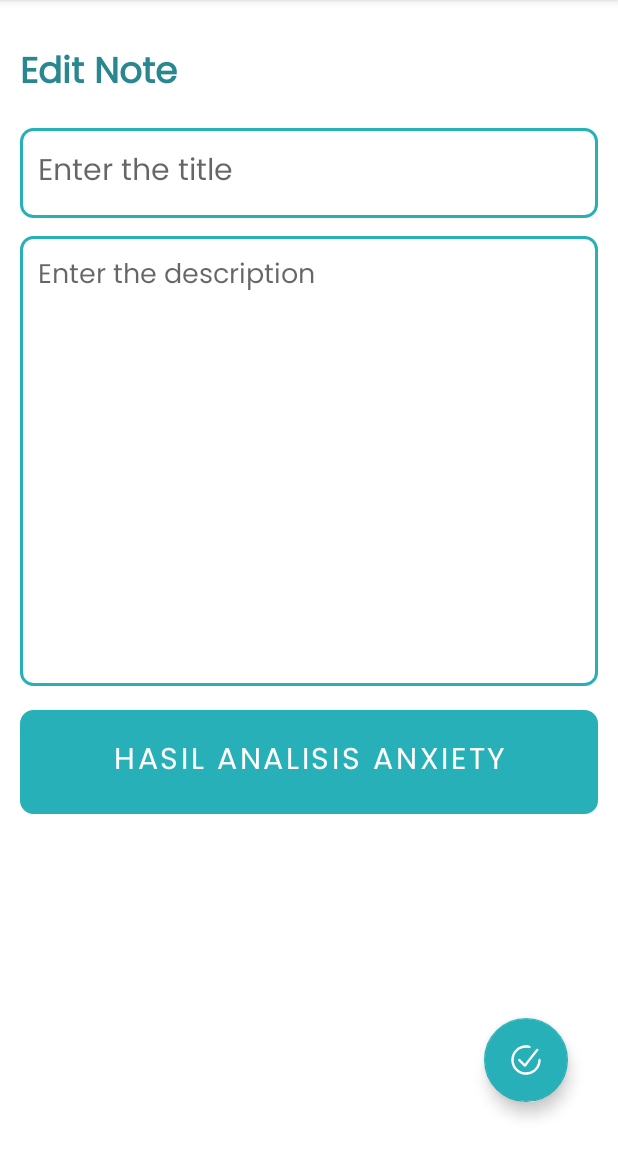
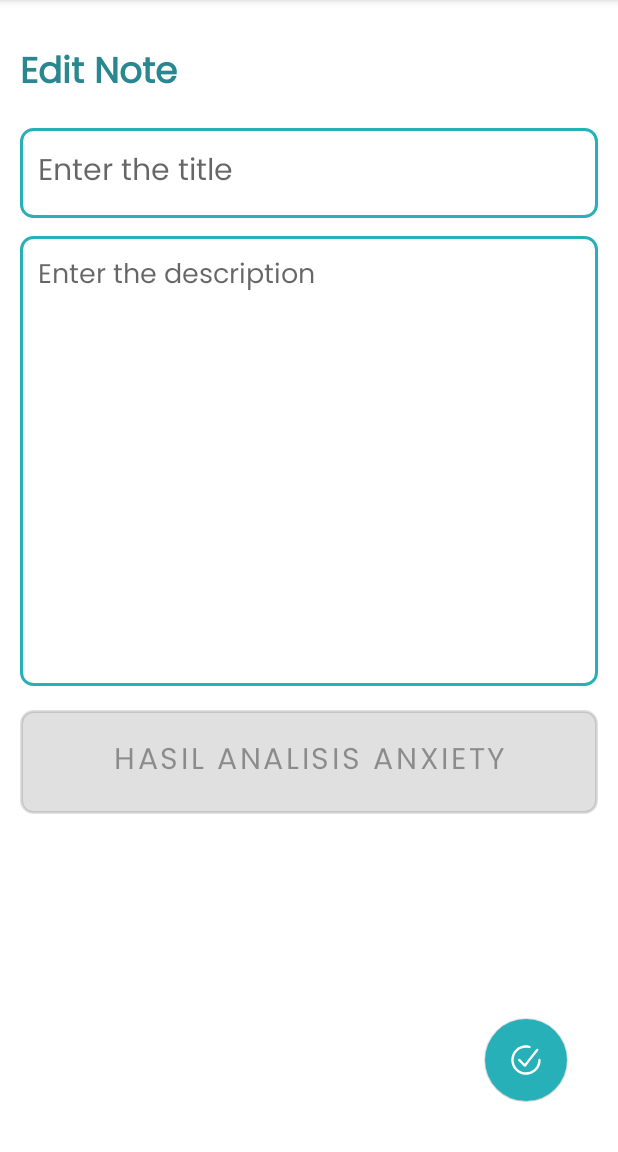
Before and after one commit to Dull04/EquilibrareApp, an Android app: the EditNoteFragment screen opened through its navigation route, after a tap on "HASIL ANALISIS ANXIETY", on a phone screen of 412 x 824 dp, the part 84-1236 px from its top. Run offline under Robolectric (Android 15) with nearby library versions, the phone set to English and light mode, and no system bars; our stand-ins replace Room's generated code, data binding; 9 statements that could not run were skipped.

Commit message:
menambah logic loading dan merubah formatting

```diff
--- a/app/src/main/java/com/example/equilibrareapp/fragments/EditNoteFragment.kt
+++ b/app/src/main/java/com/example/equilibrareapp/fragments/EditNoteFragment.kt
@@ -88,22 +88,33 @@ class EditNoteFragment : Fragment(R.layout.fragment_edit_note), MenuProvider {
             }
         }
         binding.ButtonHasilAnalisis.setOnClickListener {
+            showLoading(true)
+
             val diaryTitle = binding.editNoteTitle.text.toString()
             val diaryDesc = binding.editNoteDesc.text.toString()
             val predReq = PredictRequest(diaryTitle, diaryDesc)
-            val client = getApiService().predict("${preferenceHelper.getUserToken()}", predReq)
+            val token = "Bearer ${preferenceHelper.getUserToken().toString()}"
+
+            val client = getApiService().predict(token, predReq)
             client.enqueue(object : Callback<PredictResponse> {
                 override fun onResponse(
                     call: Call<PredictResponse>,
                     response: Response<PredictResponse>
                 ) {
+                    showLoading(false)
                     if (response.isSuccessful) {
                         val responseBody = response.body()
                         if (responseBody != null) {
-                            binding.tvResult.setText(responseBody.prediction.toString())
+                            val pred = "%.2f%%".format(responseBody.prediction * 100)
+                            val label = responseBody.label
+                            binding.tvResult.setText("Hasil prediksi menunjukan: $label \nDengan persentase: $pred")
                             binding.ButtonHasilAnalisis.visibility = View.GONE
                             binding.tvResult.visibility = View.VISIBLE
-                            Toast.makeText(requireContext(), "Prediksi Berhasil", Toast.LENGTH_SHORT)
+                            Toast.makeText(
+                                requireContext(),
+                                "Prediksi Berhasil",
+                                Toast.LENGTH_SHORT
+                            )
                                 .show()
                         } else {
                             Toast.makeText(
@@ -113,7 +124,7 @@ class EditNoteFragment : Fragment(R.layout.fragment_edit_note), MenuProvider {
                             ).show()
                         }
                     } else {
-                        Log.e("Predict","Token: ${preferenceHelper.getUserToken().toString()}")
+                        Log.e("Predict", "Token: ${preferenceHelper.getUserToken().toString()}")
                         Toast.makeText(
                             requireContext(),
                             "Prediksi Gagal: ${response.message()}",
@@ -123,6 +134,7 @@ class EditNoteFragment : Fragment(R.layout.fragment_edit_note), MenuProvider {
                 }
 
                 override fun onFailure(call: Call<PredictResponse>, t: Throwable) {
+                    showLoading(false)
                     Toast.makeText(
                         requireContext(),
                         "Prediksi Gagal: ${t.message.toString()}",
@@ -169,4 +181,14 @@ class EditNoteFragment : Fragment(R.layout.fragment_edit_note), MenuProvider {
         editNoteBinding = null
     }
 
+    private fun showLoading(isLoading: Boolean) {
+        with(binding) {
+            progressBar.visibility = if (isLoading) View.VISIBLE else View.GONE
+            ButtonHasilAnalisis.isEnabled = !isLoading
+            editNoteTitle.isEnabled = !isLoading
+            editNoteDesc.isEnabled = !isLoading
+            editNoteFab.isEnabled = !isLoading
+        }
+    }
+
 }
```
